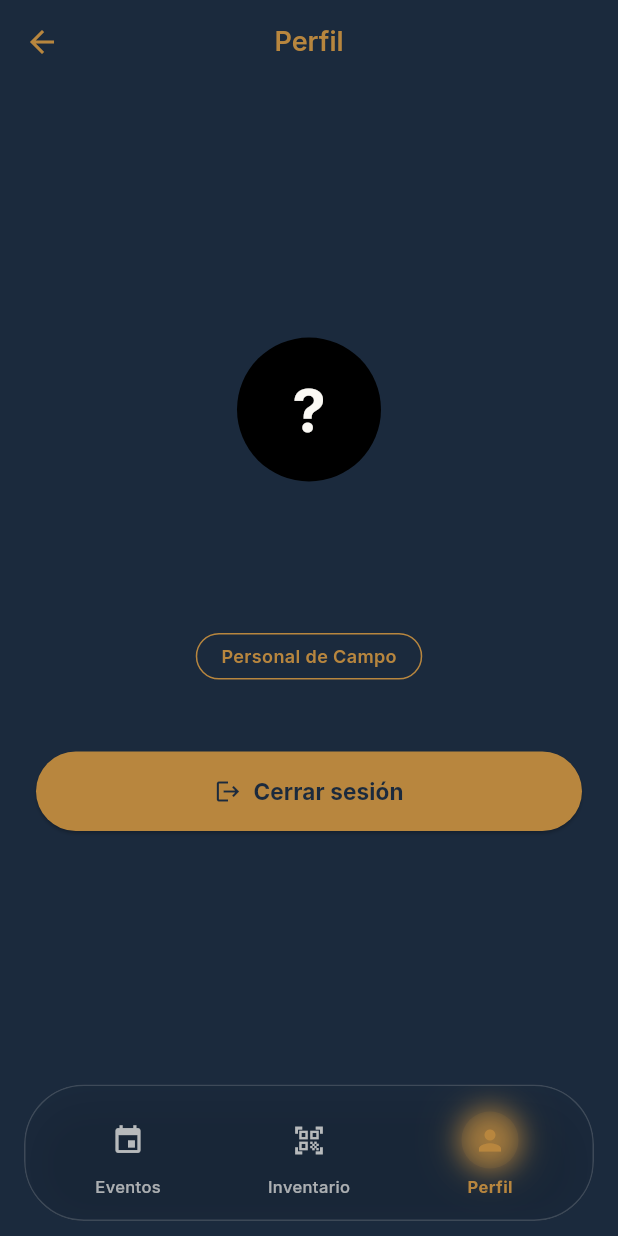
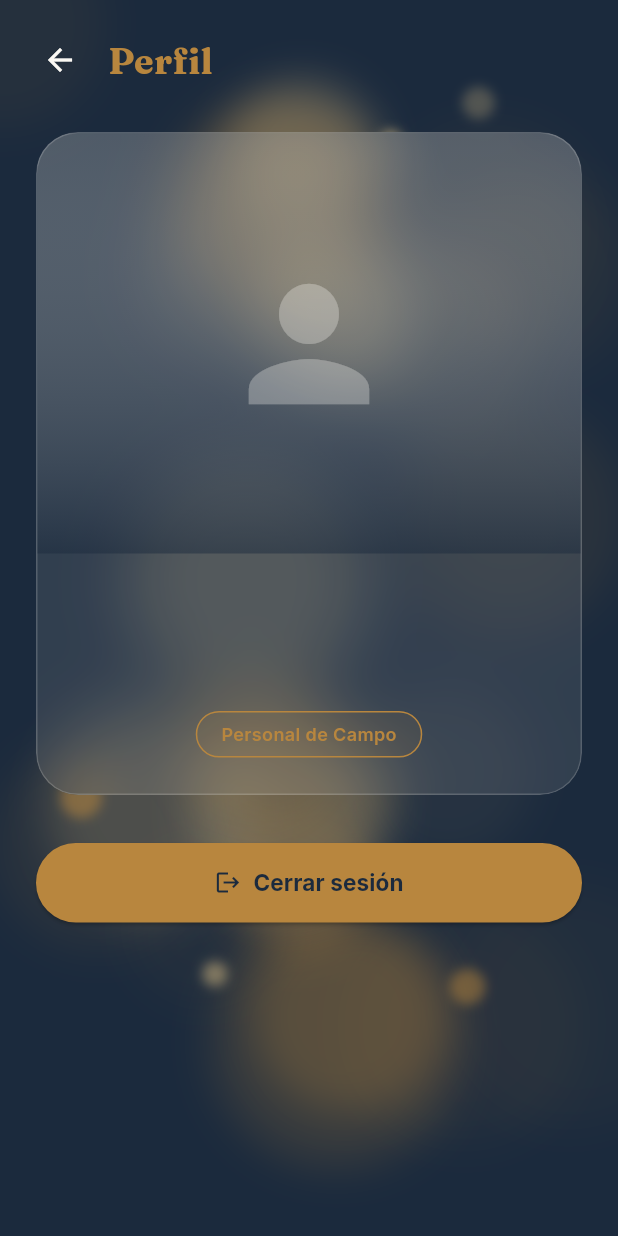
Before and after one commit to ANTONIO30-09/EVENTFLOW-AI, a Flutter app: the ProfileScreen screen opened by its route, on a phone screen of 412 x 824 dp. Run offline on Flutter 3.47's test engine with Material 3 defaults, Android fonts, the light colour scheme and no system bars; our stand-ins replace cloud_firestore, firebase_auth, firebase_core, google_fonts; missing offline and left inert: mobile_scanner; accounts and stored records are empty.

Commit message:
feat: rediseno visual T4 perfil con GlassCard y header custom

```diff
--- a/lib/screens/profile/profile_screen.dart
+++ b/lib/screens/profile/profile_screen.dart
@@ -3,7 +3,7 @@ import 'package:google_fonts/google_fonts.dart';
 import '../../core/constants/app_colors.dart';
 import '../../data/models/user_model.dart';
 import '../../data/services/auth_service.dart';
-import '../../widgets/neon_bottom_nav.dart';
+import '../../widgets/glass_card.dart';
 
 class ProfileScreen extends StatefulWidget {
   const ProfileScreen({super.key});
@@ -47,15 +47,42 @@ class _ProfileScreenState extends State<ProfileScreen> {
   @override
   Widget build(BuildContext context) {
     return Scaffold(
-      backgroundColor: AppColors.fondoAzulNoche,
-      appBar: AppBar(title: const Text('Perfil')),
-      bottomNavigationBar: const NeonBottomNav(currentIndex: 2),
-      body: FutureBuilder<UserModel?>(
+      backgroundColor: Colors.transparent,
+      body: SafeArea(
+        child: Column(
+          children: [
+            Padding(
+              padding: const EdgeInsets.fromLTRB(16, 16, 16, 0),
+              child: Row(
+                children: [
+                  IconButton(
+                    icon: const Icon(
+                      Icons.arrow_back,
+                      color: AppColors.superficiePorcelana,
+                    ),
+                    onPressed: () => Navigator.pop(context),
+                  ),
+                  const SizedBox(width: 8),
+                  Text(
+                    'Perfil',
+                    style: GoogleFonts.fraunces(
+                      fontSize: 24,
+                      fontWeight: FontWeight.w700,
+                      color: AppColors.acentoBronce,
+                    ),
+                  ),
+                ],
+              ),
+            ),
+            Expanded(
+              child: FutureBuilder<UserModel?>(
                 future: _profileFuture,
                 builder: (context, snapshot) {
                   if (snapshot.connectionState == ConnectionState.waiting) {
                     return const Center(
-              child: CircularProgressIndicator(color: AppColors.acentoBronce),
+                      child: CircularProgressIndicator(
+                        color: AppColors.acentoBronce,
+                      ),
                     );
                   }
                   final profile = snapshot.data;
@@ -76,6 +103,10 @@ class _ProfileScreenState extends State<ProfileScreen> {
                   return _buildProfileBody(profile);
                 },
               ),
+            ),
+          ],
+        ),
+      ),
     );
   }
 
@@ -83,35 +114,50 @@ class _ProfileScreenState extends State<ProfileScreen> {
     final roleLabel = profile.isOrganizador
         ? 'Organizador'
         : 'Personal de Campo';
-    final initial = profile.name.isNotEmpty
-        ? profile.name[0].toUpperCase()
-        : '?';
 
-    return Center(
-      child: Padding(
+    return SingleChildScrollView(
       padding: const EdgeInsets.all(24),
       child: Column(
-          mainAxisAlignment: MainAxisAlignment.center,
         children: [
-            CircleAvatar(
-              radius: 48,
-              backgroundColor: Colors.black,
-              child: Text(
-                initial,
-                style: GoogleFonts.inter(
-                  color: AppColors.superficiePorcelana,
-                  fontSize: 40,
-                  fontWeight: FontWeight.w700,
+          GlassCard(
+            padding: EdgeInsets.zero,
+            child: Column(
+              children: [
+                // Placeholder para la fotografía futura
+                Container(
+                  height: 280,
+                  width: double.infinity,
+                  decoration: BoxDecoration(
+                    gradient: LinearGradient(
+                      begin: Alignment.topCenter,
+                      end: Alignment.bottomCenter,
+                      colors: [
+                        AppColors.superficiePorcelana.withValues(alpha: 0.15),
+                        AppColors.fondoAzulNoche.withValues(alpha: 0.5),
+                      ],
+                    ),
+                  ),
+                  child: Center(
+                    child: Icon(
+                      Icons.person,
+                      size: 120,
+                      color: AppColors.superficiePorcelana.withValues(
+                        alpha: 0.3,
                       ),
                     ),
                   ),
-            const SizedBox(height: 24),
+                ),
+                // Información del usuario
+                Padding(
+                  padding: const EdgeInsets.all(24),
+                  child: Column(
+                    children: [
                       Text(
                         profile.name,
                         style: GoogleFonts.fraunces(
-                fontSize: 26,
+                          fontSize: 28,
                           fontWeight: FontWeight.w700,
-                color: AppColors.acentoBronce,
+                          color: AppColors.superficiePorcelana,
                         ),
                         textAlign: TextAlign.center,
                       ),
@@ -120,16 +166,25 @@ class _ProfileScreenState extends State<ProfileScreen> {
                         profile.email,
                         style: GoogleFonts.inter(
                           fontSize: 14,
-                color: AppColors.textoSecundarioGris,
+                          color: AppColors.superficiePorcelana.withValues(
+                            alpha: 0.7,
+                          ),
                         ),
                         textAlign: TextAlign.center,
                       ),
-            const SizedBox(height: 14),
+                      const SizedBox(height: 16),
                       Container(
-              padding: const EdgeInsets.symmetric(horizontal: 16, vertical: 6),
+                        padding: const EdgeInsets.symmetric(
+                          horizontal: 16,
+                          vertical: 6,
+                        ),
                         decoration: BoxDecoration(
                           borderRadius: BorderRadius.circular(20),
-                border: Border.all(color: AppColors.acentoBronce, width: 1),
+                          border: Border.all(
+                            color: AppColors.acentoBronce,
+                            width: 1,
+                          ),
+                          color: AppColors.acentoBronce.withValues(alpha: 0.1),
                         ),
                         child: Text(
                           roleLabel,
@@ -140,7 +195,13 @@ class _ProfileScreenState extends State<ProfileScreen> {
                           ),
                         ),
                       ),
-            const SizedBox(height: 48),
+                    ],
+                  ),
+                ),
+              ],
+            ),
+          ),
+          const SizedBox(height: 32),
           SizedBox(
             width: double.infinity,
             child: ElevatedButton.icon(
@@ -174,7 +235,6 @@ class _ProfileScreenState extends State<ProfileScreen> {
           ),
         ],
       ),
-      ),
     );
   }
 }
```
Lines whose indentation alone changed are shown as unchanged.
